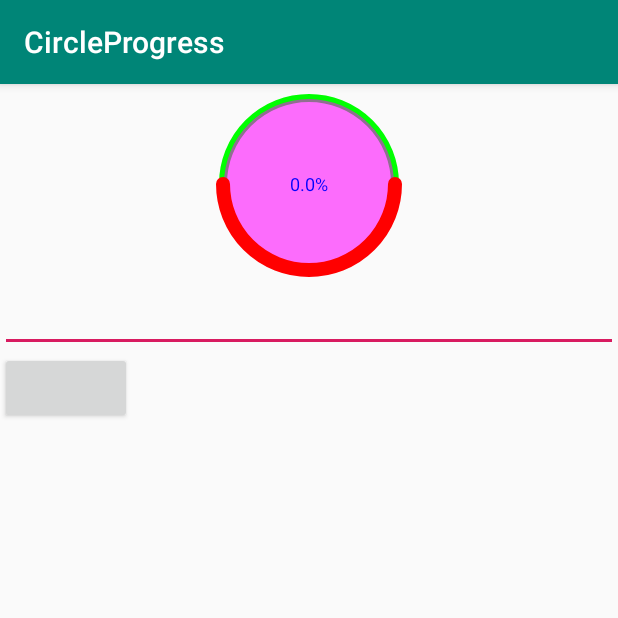
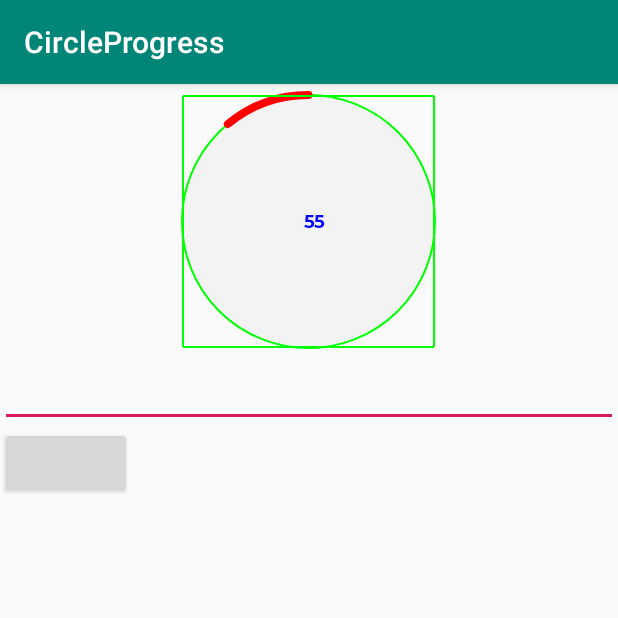
Before and after one commit to linkdevelopment/CircleProgress_Android, an Android app: the screen it shows after launch (MainActivity), on a phone screen of 412 x 824 dp, the top half of it. Run offline under Robolectric (Android 15) with nearby library versions, the phone set to English and light mode, and no system bars.

Commit message:
add text enhancement and fixing issues

```diff
--- a/app/src/main/java/com/linkdev/circleprogress/CircularProgress.kt
+++ b/app/src/main/java/com/linkdev/circleprogress/CircularProgress.kt
@@ -2,11 +2,13 @@ package com.linkdev.circleprogress
 
 import android.content.Context
 import android.graphics.*
+import android.os.Build
 import android.text.TextPaint
 import android.util.AttributeSet
 import android.util.TypedValue
 import android.view.View
 import androidx.annotation.DimenRes
+import androidx.annotation.FontRes
 import androidx.core.content.res.ResourcesCompat
 import kotlin.math.abs
 import kotlin.math.max
@@ -39,7 +41,6 @@ class CircularProgress(context: Context?, attrs: AttributeSet?) :
 
     private var max: Int = MAX
     private var progress = 0f
-    private var diameter: Float = 0f
     private var circlePadding: Int = 0
 
     private var defaultCirclePadding: Float = 0f
@@ -51,6 +52,7 @@ class CircularProgress(context: Context?, attrs: AttributeSet?) :
     private var showDecimals: Boolean = false
     private var showPercentage: Boolean = true
     private var circleBg: Int = Color.TRANSPARENT
+    private var textFont: Typeface? = Typeface.DEFAULT
 
     private var text: String? = ""
 
@@ -93,7 +95,8 @@ class CircularProgress(context: Context?, attrs: AttributeSet?) :
             startAngle = it.getInt(R.styleable.CircularProgress_startAngle, 0).toFloat()
             progressDirection =
                 it.getInt(R.styleable.CircularProgress_progressDirection, 1).toFloat()
-            max = it.getInteger(R.styleable.CircularProgress_max, MAX)
+            setMax(it.getInteger(R.styleable.CircularProgress_max, MAX))
+            setProgress(it.getFloat(R.styleable.CircularProgress_progress, 0f))
             bgColor = it.getInt(
                 R.styleable.CircularProgress_bgColor, ResourcesCompat.getColor(
                     resources, R.color.gray, null
@@ -137,12 +140,15 @@ class CircularProgress(context: Context?, attrs: AttributeSet?) :
                     resources, R.color.transparent, null
                 )
             )
+
         }
 
         circlePadding =
             defaultCirclePadding
                 .toInt()
 
+
+        textPaint.typeface = textFont
         textPaint.color = textColor
         textPaint.isAntiAlias = true
         textPaint.style = Paint.Style.FILL
@@ -167,11 +173,16 @@ class CircularProgress(context: Context?, attrs: AttributeSet?) :
         attributes?.recycle()
     }
 
+    fun setTextFont(@FontRes font: Int) {
+        textFont = ResourcesCompat.getFont(context, font)
+        textPaint.typeface = textFont
+        postInvalidate()
+    }
+
 
     override fun onDraw(canvas: Canvas?) {
         super.onDraw(canvas)
         val maxStroke = max(bgStrokeWidth, progressStrokeWidth)
-        val delta = bgStrokeWidth
         progressRect.set(
             circlePadding.toFloat() + paddingLeft + (maxStroke / 2)
             , circlePadding.toFloat() + paddingTop + (maxStroke / 2),
@@ -180,21 +191,15 @@ class CircularProgress(context: Context?, attrs: AttributeSet?) :
         )
 
         bgStrokeRect.set(
-            circlePadding.toFloat() + paddingLeft + (maxStroke / 2),
-            circlePadding.toFloat() + paddingTop + (maxStroke / 2),
-            width.toFloat().minus(circlePadding + paddingRight + (maxStroke / 2)),
-            height.toFloat().minus(circlePadding + paddingBottom + (maxStroke / 2))
-        )
-        circleBgRect.set(
-            circlePadding.toFloat() + paddingLeft + delta,
-            circlePadding.toFloat() + paddingTop + bgStrokeWidth.toFloat(),
-            width.toFloat().minus(circlePadding + paddingRight + delta),
-            height.toFloat().minus(circlePadding + paddingBottom + bgStrokeWidth)
+            progressRect
         )
 
-        val radius = (width.toFloat().minus(circlePadding * 2)).div(2)
-
-        val centerPoint = radius + circlePadding
+        circleBgRect.set(
+            progressRect.left + (bgStrokeWidth / 2),
+            progressRect.top + (bgStrokeWidth / 2),
+            width.toFloat().minus(circlePadding + paddingRight + (maxStroke / 2) + (bgStrokeWidth / 2)),
+            height.toFloat().minus(circlePadding + paddingBottom + (maxStroke / 2) + (bgStrokeWidth / 2))
+        )
 
         canvas?.drawOval(
             bgStrokeRect, backGroundPaint
@@ -206,19 +211,24 @@ class CircularProgress(context: Context?, attrs: AttributeSet?) :
 
 
         canvas?.drawArc(
-            progressRect, startAngle, (50f / max) * (360 * progressDirection), false,
+            progressRect, startAngle, (progress / max) * (360 * progressDirection), false,
             progressPaint
         )
+
+        canvas?.drawLine(circleBgRect.left,circleBgRect.top,circleBgRect.right,circleBgRect.top,backGroundPaint)
+        canvas?.drawLine(circleBgRect.left,circleBgRect.top,circleBgRect.left,circleBgRect.bottom,backGroundPaint)
+        canvas?.drawLine(circleBgRect.right,circleBgRect.top,circleBgRect.right,circleBgRect.bottom,backGroundPaint)
+        canvas?.drawLine(circleBgRect.left,circleBgRect.bottom,circleBgRect.right,circleBgRect.bottom,backGroundPaint)
+
         if (showText) {
+            textPaint.getTextBounds("0", 0, 1, textRect)
 
-            textPaint.getTextBounds("0", 0, 1, textRect)
             canvas?.drawText(
                 getText(),
-                centerPoint,
-                centerPoint + (textRect.height() shr 1),
+                width/2f +(textRect.width() shr 1),
+                height/2f +(textRect.height() shr 1),
                 textPaint
             )
-
         }
 
     }
@@ -234,14 +244,19 @@ class CircularProgress(context: Context?, attrs: AttributeSet?) :
                 "%s"
         return if (showDecimals) {
             String.format(format, progress.toString())
-        } else
-            String.format(format, progress.toInt().toString())
+        } else {
+            if (progress.minus(progress.toInt()) == 0f) {
+                String.format(format, progress.toInt().toString())
+            } else
+                String.format(format, progress.toString())
+
+        }
     }
 
     override fun onMeasure(widthMeasureSpec: Int, heightMeasureSpec: Int) {
 
-        val desiredWidth = 200
-        val desiredHeight = 200
+        val desiredWidth = 275
+        val desiredHeight = 275
 
         val widthMode = MeasureSpec.getMode(widthMeasureSpec)
         val widthSize = MeasureSpec.getSize(widthMeasureSpec)
@@ -251,27 +266,27 @@ class CircularProgress(context: Context?, attrs: AttributeSet?) :
         val width: Int
         val height: Int
 
-        //Measure Width
+
         width = when (widthMode) {
-            MeasureSpec.EXACTLY -> //Must be this size
+            MeasureSpec.EXACTLY ->
                 widthSize
-            MeasureSpec.AT_MOST -> //Can't be bigger than...
+            MeasureSpec.AT_MOST ->
                 min(desiredWidth, widthSize)
-            else -> //Be whatever you want
+            else ->
                 desiredWidth
         }
 
-        //Measure Height
+
         height = when (heightMode) {
-            MeasureSpec.EXACTLY -> //Must be this size
+            MeasureSpec.EXACTLY ->
                 heightSize
-            MeasureSpec.AT_MOST -> //Can't be bigger than...
+            MeasureSpec.AT_MOST ->
                 min(desiredHeight, heightSize)
-            else -> //Be whatever you want
+            else ->
                 desiredHeight
         }
 
-        //MUST CALL THIS
+
         setMeasuredDimension(width, height)
     }
 
--- a/app/src/main/java/com/linkdev/circleprogress/MainActivity.kt
+++ b/app/src/main/java/com/linkdev/circleprogress/MainActivity.kt
@@ -10,6 +10,7 @@ class MainActivity : AppCompatActivity() {
     override fun onCreate(savedInstanceState: Bundle?) {
         super.onCreate(savedInstanceState)
         setContentView(R.layout.activity_main)
+        progress_circular.setTextFont(R.font.montserrat_bold)
         submit.setOnClickListener { onSubmitClick() }
 
     }
--- a/app/src/main/res/layout/activity_main.xml
+++ b/app/src/main/res/layout/activity_main.xml
@@ -16,16 +16,18 @@
         android:text=""
         android:textColor="#0000ff"
         app:bgColor="@color/green"
-        app:bgStrokeWidth="5dp"
-        app:circleBg="#90ff00ff"
+        app:bgStrokeWidth="1dp"
+        app:circleBg="#07000000"
+        app:max="500"
+        app:progress="55"
         app:progressColor="#FF0000"
-        app:progressDirection="WithClockWise"
-        app:progressStrokeWidth="9dp"
-        app:showDecimals="true"
-        app:showPercentage="true"
+        app:progressDirection="AntiClockWise"
+        app:progressStrokeWidth="5dp"
+        app:showDecimals="false"
+        app:showPercentage="false"
         app:showText="true"
         app:squareCap="false"
-        app:startAngle="Right" />
+        app:startAngle="top" />
 
     <EditText
         android:id="@+id/edtProgress"
--- a/app/src/main/res/values/attrs.xml
+++ b/app/src/main/res/values/attrs.xml
@@ -38,5 +38,8 @@
 
         <attr name="circleBg" format="color|reference" />
 
+        <attr name="progress" format="float|reference" />
+
+
     </declare-styleable>
 </resources>
--- a/app/src/main/res/values/strings.xml
+++ b/app/src/main/res/values/strings.xml
@@ -1,3 +1,4 @@
 <resources>
     <string name="app_name">CircleProgress</string>
+
 </resources>
--- a/app/src/main/res/values/styles.xml
+++ b/app/src/main/res/values/styles.xml
@@ -8,4 +8,6 @@
         <item name="colorAccent">@color/colorAccent</item>
     </style>
 
+
+
 </resources>
```
Also changed, not shown: app/src/main/res/font/montserrat_bold.ttf (added).
